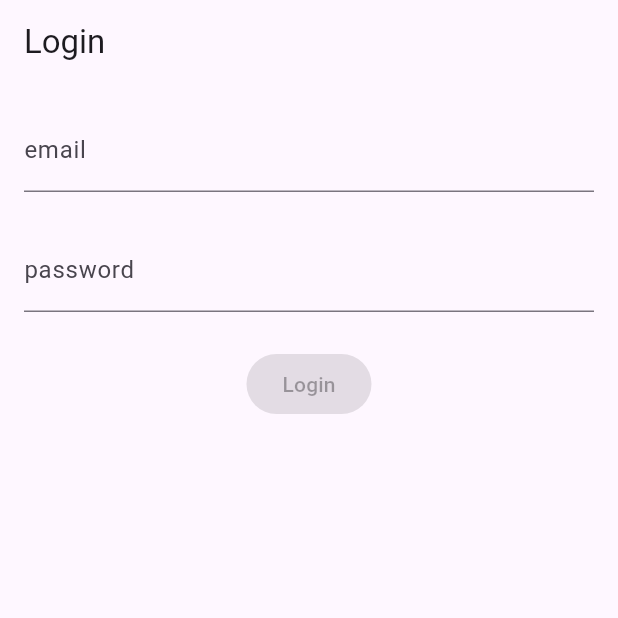
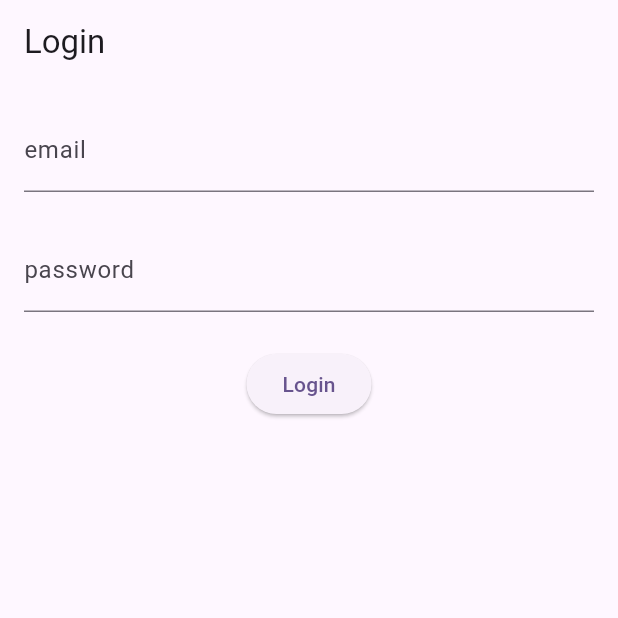
Before and after one commit to ykaito21/flutter_login, a Flutter app: the screen it shows after launch, on a phone screen of 412 x 824 dp, the top half of it. Run offline on Flutter 3.47's test engine with Material 2 defaults, Android fonts, the phone set to English and light mode, and no system bars; our stand-ins replace flutter_hooks, hooks_riverpod.

Commit message:
add hooks and riverpod for textEditingController

```diff
--- a/analysis_options.yaml
+++ b/analysis_options.yaml
@@ -8,6 +8,10 @@
 # The following line activates a set of recommended lints for Flutter apps,
 # packages, and plugins designed to encourage good coding practices.
 include: package:flutter_lints/flutter.yaml
+
+analyzer:
+  plugins:
+    - custom_lint
 
 linter:
   # The lint rules applied to this project can be customized in the
--- a/lib/main.dart
+++ b/lib/main.dart
@@ -1,7 +1,13 @@
 import 'package:flutter/material.dart';
+import 'package:flutter_hooks/flutter_hooks.dart';
+import 'package:hooks_riverpod/hooks_riverpod.dart';
 
 void main() {
-  runApp(const MyApp());
+  runApp(
+    const ProviderScope(
+      child: MyApp(),
+    ),
+  );
 }
 
 class MyApp extends StatelessWidget {
@@ -20,36 +26,47 @@ class MyApp extends StatelessWidget {
   }
 }
 
-class LoginPage extends StatelessWidget {
+class LoginPage extends HookConsumerWidget {
   const LoginPage({super.key});
 
   @override
-  Widget build(BuildContext context) {
+  Widget build(BuildContext context, WidgetRef ref) {
+    final emailController = useTextEditingController(text: '');
+    final passwordController = useTextEditingController(text: '');
+    useListenable(emailController);
+    useListenable(passwordController);
     return Scaffold(
       appBar: AppBar(title: const Text('Login')),
-      body: const Padding(
-          padding: EdgeInsets.all(16),
+      body: Padding(
+          padding: const EdgeInsets.all(16),
           child: Column(
             mainAxisSize: MainAxisSize.min,
             children: [
               TextField(
-                decoration: InputDecoration(
+                controller: emailController,
+                decoration: const InputDecoration(
                   labelText: 'email',
                   errorText: null,
                 ),
               ),
-              Padding(padding: EdgeInsets.all(12)),
+              const Padding(padding: EdgeInsets.all(12)),
               TextField(
+                controller: passwordController,
                 obscureText: true,
-                decoration: InputDecoration(
+                decoration: const InputDecoration(
                   labelText: 'password',
                   errorText: null,
                 ),
               ),
-              Padding(padding: EdgeInsets.all(12)),
+              const Padding(padding: EdgeInsets.all(12)),
               ElevatedButton(
-                onPressed: null,
-                child: Text('Login'),
+                onPressed: () {
+                  print('emial: ${emailController.text}');
+                  print('password: ${passwordController.text}');
+                  emailController.clear();
+                  passwordController.clear();
+                },
+                child: const Text('Login'),
               ),
             ],
           )),
```
Also changed, not shown: pubspec.yaml (+8 -0 lines), pubspec.lock.
